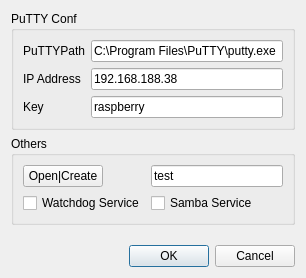
This is GUI/Config.ui in luxc1101/Raspi-USB-Simulator as Qt 5 draws it before an edit. The edited form follows.
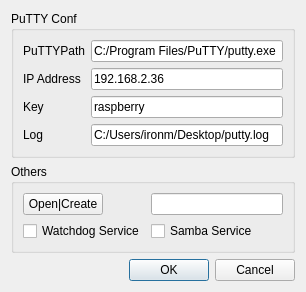
This is the edited form.

```diff
--- a/GUI/Config.ui
+++ b/GUI/Config.ui
@@ -34,7 +34,7 @@
           <item row="1" column="1">
            <widget class="QLineEdit" name="LE_PTPath">
             <property name="text">
-             <string>C:\Program Files\PuTTY\putty.exe</string>
+             <string>C:/Program Files/PuTTY/putty.exe</string>
             </property>
            </widget>
           </item>
@@ -48,7 +48,7 @@
           <item row="2" column="1">
            <widget class="QLineEdit" name="LE_IP">
             <property name="text">
-             <string>192.168.188.38</string>
+             <string>192.168.2.36</string>
             </property>
            </widget>
           </item>
@@ -69,6 +69,20 @@
             </property>
            </widget>
           </item>
+          <item row="4" column="0">
+           <widget class="QLabel" name="LB_Log">
+            <property name="text">
+             <string>Log</string>
+            </property>
+           </widget>
+          </item>
+          <item row="4" column="1">
+           <widget class="QLineEdit" name="LE_LogPath">
+            <property name="text">
+             <string>C:/Users/ironm/Desktop/putty.log</string>
+            </property>
+           </widget>
+          </item>
          </layout>
         </item>
        </layout>
@@ -106,7 +120,7 @@
           <item row="0" column="1">
            <widget class="QLineEdit" name="LE_Path">
             <property name="text">
-             <string>test</string>
+             <string/>
             </property>
            </widget>
           </item>
```
